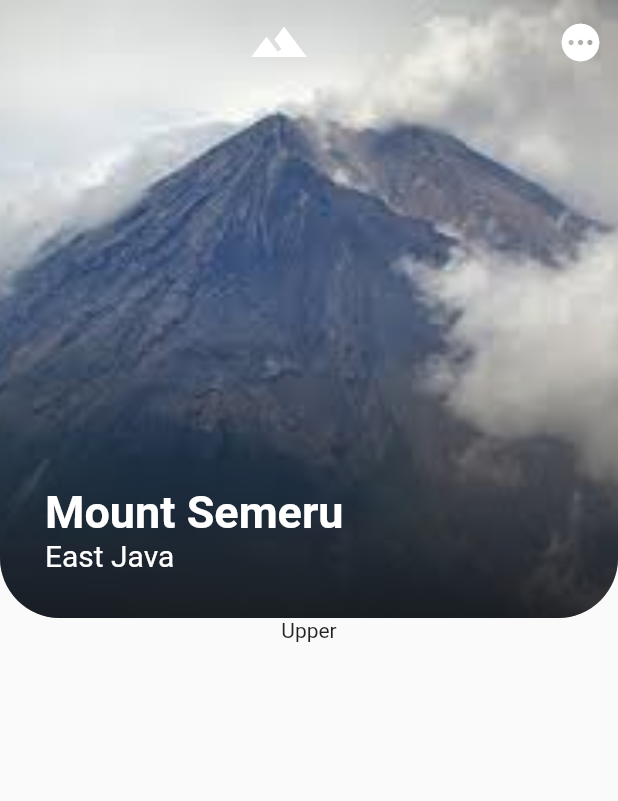
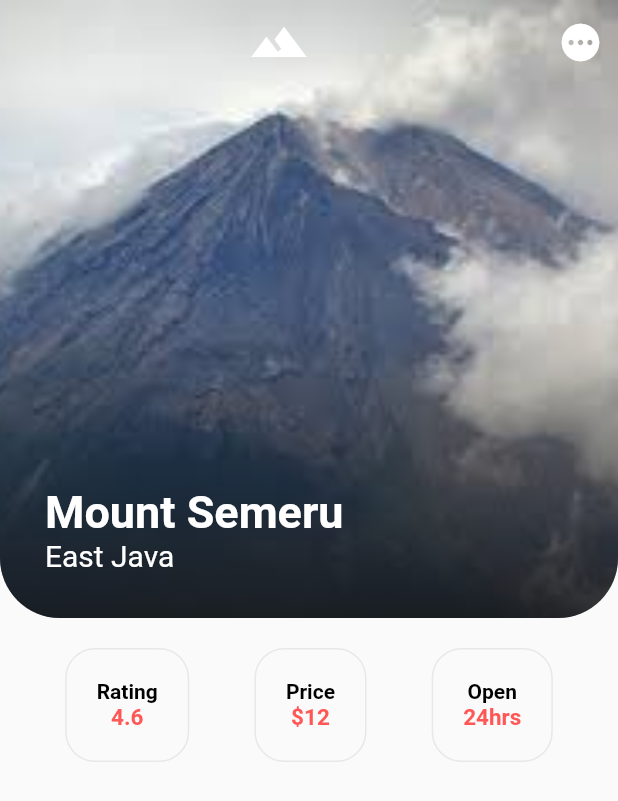
Before and after one commit to manjozib/practice_flutter, a Flutter app: the screen it shows after launch, on a phone screen of 412 x 824 dp. Shown: the top 801 px of the screen. Run offline on Flutter 3.47's test engine with Material 2 defaults, Android fonts, the phone set to English and light mode, and no system bars.

Commit message:
Developing rating bar in the bottom region of the details page

```diff
--- a/lib/main.dart
+++ b/lib/main.dart
@@ -205,7 +205,29 @@ class  DetailsPage extends StatelessWidget {
               ),
           ),
           Expanded(
-              child: Text('Upper')
+              child: Column(
+                children: [
+                  DetailsRatingBar()
+                  // Container(
+                  //   child: Row(
+                  //     children: [
+                  //       Container(
+                  //         child: Column(
+                  //           children: [
+                  //             Text(
+                  //               'Rating'
+                  //             ),
+                  //             Text(
+                  //                 '4.6'
+                  //             )
+                  //           ],
+                  //         ),
+                  //       )
+                  //     ],
+                  //   ),
+                  // )
+                ],
+              )
           )
         ],
       ),
@@ -458,7 +480,6 @@ class AppCategoryList extends StatelessWidget {
   }
 }
 
-
 //AppBottomBar
 class AppBottomBar extends StatefulWidget {
   const AppBottomBar({Key? key}) : super(key: key);
@@ -542,6 +563,60 @@ class _AppBottomBarState extends State<AppBottomBar> {
   }
 }
 
+//DetailsRatingBar
+class DetailsRatingBar extends StatelessWidget {
+  //const DetailsRatingBar({Key? key}) : super(key: key);
+
+  var sampleRatingData = {
+    'Rating': '4.6',
+    'Price': '\$12',
+    'Open': '24hrs'
+  };
+
+  @override
+  Widget build(BuildContext context) {
+    return Container(
+      padding: EdgeInsets.all(10),
+      child: Row(
+        mainAxisAlignment: MainAxisAlignment.spaceEvenly,
+        children: List.generate(
+            sampleRatingData.entries.length,
+                (index) => Container(
+                  padding: EdgeInsets.all(20),
+                  margin: EdgeInsets.all(10),
+                  decoration: BoxDecoration(
+                    border: Border.all(
+                        color: Colors.grey.withOpacity(0.2)
+                    ),
+                    borderRadius: BorderRadius.circular(20)
+                  ),
+                  child: Column(
+                    children: [
+                      Text(
+                        sampleRatingData.entries.elementAt(index).key,
+                        style: TextStyle(
+                          color: Colors.black,
+                          fontWeight: FontWeight.bold
+                        ),
+                      ),
+                      Text(
+                        sampleRatingData.entries.elementAt(index).value,
+                        style: TextStyle(
+                          color: mainColor,
+                          fontWeight: FontWeight.bold,
+                          fontSize: 15
+                        ),
+                      )
+                    ],
+                  ),
+                )
+        ),
+      ),
+    );
+  }
+}
+
+
 
 
 
```
